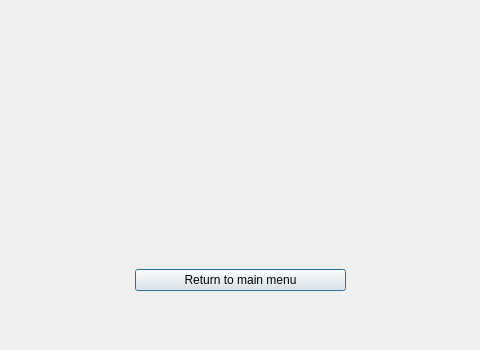
DanilLebedkin/Cursova, file winordrawwindow.ui: the form before one commit; both pictures show x 125 to 605 and y 0 to 350 of the 717 by 350 pixel window.
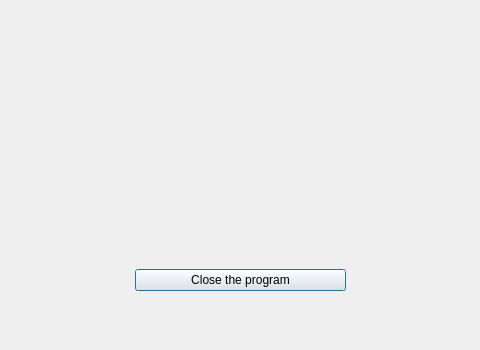
The form after the commit.

```diff
--- a/winordrawwindow.ui
+++ b/winordrawwindow.ui
@@ -43,7 +43,7 @@
     <item row="2" column="0">
      <widget class="QPushButton" name="returnToMainMenu">
       <property name="text">
-       <string>Return to main menu</string>
+       <string>Close the program</string>
       </property>
      </widget>
     </item>
```
Left out of the diff: 2 changed lines with no effect on the pictures.
